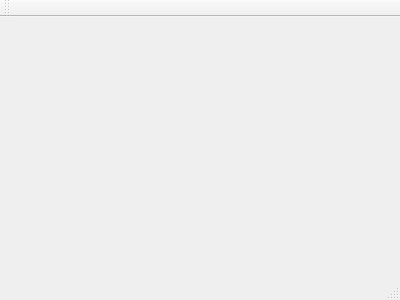
gdlulu/Image_storage, file mainwindow.ui: the form before one commit.
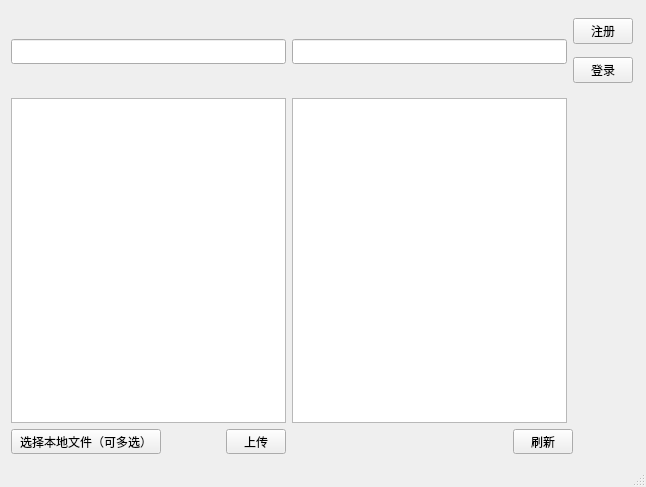
The form after the commit.

Commit message: 初步设计完客户端界面结构（qt设计师）

```diff
--- a/mainwindow.ui
+++ b/mainwindow.ui
@@ -1,24 +1,315 @@
 <ui version="4.0">
  <class>MainWindow</class>
- <widget class="QMainWindow" name="MainWindow" >
-  <property name="geometry" >
+ <widget class="QMainWindow" name="MainWindow">
+  <property name="geometry">
    <rect>
     <x>0</x>
     <y>0</y>
-    <width>400</width>
-    <height>300</height>
+    <width>646</width>
+    <height>487</height>
    </rect>
   </property>
   <property name="windowTitle" >
    <string>MainWindow</string>
   </property>
-  <widget class="QMenuBar" name="menuBar" />
-  <widget class="QToolBar" name="mainToolBar" />
-  <widget class="QWidget" name="centralWidget" />
-  <widget class="QStatusBar" name="statusBar" />
+  <widget class="QWidget" name="centralWidget">
+   <layout class="QGridLayout" name="gridLayout">
+    <item row="0" column="0">
+     <layout class="QVBoxLayout" name="verticalLayout">
+      <item>
+       <spacer name="verticalSpacer">
+        <property name="orientation">
+         <enum>Qt::Vertical</enum>
+        </property>
+        <property name="sizeHint" stdset="0">
+         <size>
+          <width>20</width>
+          <height>40</height>
+         </size>
+        </property>
+       </spacer>
+      </item>
+      <item>
+       <widget class="QLineEdit" name="lineEdit">
+        <property name="minimumSize">
+         <size>
+          <width>275</width>
+          <height>25</height>
+         </size>
+        </property>
+        <property name="maximumSize">
+         <size>
+          <width>275</width>
+          <height>25</height>
+         </size>
+        </property>
+        <property name="focusPolicy">
+         <enum>Qt::StrongFocus</enum>
+        </property>
+       </widget>
+      </item>
+      <item>
+       <spacer name="verticalSpacer_2">
+        <property name="orientation">
+         <enum>Qt::Vertical</enum>
+        </property>
+        <property name="sizeHint" stdset="0">
+         <size>
+          <width>20</width>
+          <height>40</height>
+         </size>
+        </property>
+       </spacer>
+      </item>
+     </layout>
+    </item>
+    <item row="0" column="1">
+     <layout class="QVBoxLayout" name="verticalLayout_2">
+      <item>
+       <spacer name="verticalSpacer_4">
+        <property name="orientation">
+         <enum>Qt::Vertical</enum>
+        </property>
+        <property name="sizeHint" stdset="0">
+         <size>
+          <width>20</width>
+          <height>40</height>
+         </size>
+        </property>
+       </spacer>
+      </item>
+      <item>
+       <widget class="QLineEdit" name="lineEdit_2">
+        <property name="minimumSize">
+         <size>
+          <width>275</width>
+          <height>25</height>
+         </size>
+        </property>
+        <property name="maximumSize">
+         <size>
+          <width>275</width>
+          <height>25</height>
+         </size>
+        </property>
+       </widget>
+      </item>
+      <item>
+       <spacer name="verticalSpacer_3">
+        <property name="orientation">
+         <enum>Qt::Vertical</enum>
+        </property>
+        <property name="sizeHint" stdset="0">
+         <size>
+          <width>20</width>
+          <height>40</height>
+         </size>
+        </property>
+       </spacer>
+      </item>
+     </layout>
+    </item>
+    <item row="0" column="2" colspan="2">
+     <layout class="QVBoxLayout" name="verticalLayout_3">
+      <item>
+       <widget class="QPushButton" name="pushButton">
+        <property name="minimumSize">
+         <size>
+          <width>0</width>
+          <height>25</height>
+         </size>
+        </property>
+        <property name="maximumSize">
+         <size>
+          <width>60</width>
+          <height>16777215</height>
+         </size>
+        </property>
+        <property name="text">
+         <string>注册</string>
+        </property>
+       </widget>
+      </item>
+      <item>
+       <widget class="QPushButton" name="pushButton_2">
+        <property name="minimumSize">
+         <size>
+          <width>0</width>
+          <height>25</height>
+         </size>
+        </property>
+        <property name="maximumSize">
+         <size>
+          <width>60</width>
+          <height>16777215</height>
+         </size>
+        </property>
+        <property name="text">
+         <string>登录</string>
+        </property>
+       </widget>
+      </item>
+     </layout>
+    </item>
+    <item row="1" column="0">
+     <layout class="QVBoxLayout" name="verticalLayout_4">
+      <item>
+       <widget class="QListWidget" name="listWidget">
+        <property name="minimumSize">
+         <size>
+          <width>275</width>
+          <height>325</height>
+         </size>
+        </property>
+        <property name="maximumSize">
+         <size>
+          <width>275</width>
+          <height>325</height>
+         </size>
+        </property>
+       </widget>
+      </item>
+      <item>
+       <layout class="QHBoxLayout" name="horizontalLayout">
+        <item>
+         <widget class="QPushButton" name="pushButton_3">
+          <property name="minimumSize">
+           <size>
+            <width>150</width>
+            <height>25</height>
+           </size>
+          </property>
+          <property name="maximumSize">
+           <size>
+            <width>150</width>
+            <height>25</height>
+           </size>
+          </property>
+          <property name="text">
+           <string>选择本地文件（可多选）</string>
+          </property>
+         </widget>
+        </item>
+        <item>
+         <spacer name="horizontalSpacer">
+          <property name="orientation">
+           <enum>Qt::Horizontal</enum>
+          </property>
+          <property name="sizeHint" stdset="0">
+           <size>
+            <width>40</width>
+            <height>20</height>
+           </size>
+          </property>
+         </spacer>
+        </item>
+        <item>
+         <widget class="QPushButton" name="pushButton_4">
+          <property name="minimumSize">
+           <size>
+            <width>60</width>
+            <height>25</height>
+           </size>
+          </property>
+          <property name="maximumSize">
+           <size>
+            <width>60</width>
+            <height>25</height>
+           </size>
+          </property>
+          <property name="text">
+           <string>上传</string>
+          </property>
+         </widget>
+        </item>
+       </layout>
+      </item>
+     </layout>
+    </item>
+    <item row="1" column="1" colspan="2">
+     <layout class="QVBoxLayout" name="verticalLayout_5">
+      <item>
+       <widget class="QListWidget" name="listWidget_2">
+        <property name="minimumSize">
+         <size>
+          <width>275</width>
+          <height>325</height>
+         </size>
+        </property>
+        <property name="maximumSize">
+         <size>
+          <width>275</width>
+          <height>325</height>
+         </size>
+        </property>
+       </widget>
+      </item>
+      <item>
+       <layout class="QHBoxLayout" name="horizontalLayout_2">
+        <item>
+         <spacer name="horizontalSpacer_2">
+          <property name="orientation">
+           <enum>Qt::Horizontal</enum>
+          </property>
+          <property name="sizeHint" stdset="0">
+           <size>
+            <width>40</width>
+            <height>20</height>
+           </size>
+          </property>
+         </spacer>
+        </item>
+        <item>
+         <widget class="QPushButton" name="pushButton_5">
+          <property name="minimumSize">
+           <size>
+            <width>60</width>
+            <height>25</height>
+           </size>
+          </property>
+          <property name="maximumSize">
+           <size>
+            <width>60</width>
+            <height>25</height>
+           </size>
+          </property>
+          <property name="text">
+           <string>刷新</string>
+          </property>
+         </widget>
+        </item>
+       </layout>
+      </item>
+     </layout>
+    </item>
+    <item row="1" column="3">
+     <spacer name="horizontalSpacer_3">
+      <property name="orientation">
+       <enum>Qt::Horizontal</enum>
+      </property>
+      <property name="sizeHint" stdset="0">
+       <size>
+        <width>53</width>
+        <height>20</height>
+       </size>
+      </property>
+     </spacer>
+    </item>
+   </layout>
+  </widget>
+  <widget class="QMenuBar" name="menuBar">
+   <property name="geometry">
+    <rect>
+     <x>0</x>
+     <y>0</y>
+     <width>646</width>
+     <height>23</height>
+    </rect>
+   </property>
+  </widget>
+  <widget class="QStatusBar" name="statusBar"/>
  </widget>
- <layoutDefault spacing="6" margin="11" />
- <pixmapfunction></pixmapfunction>
+ <layoutdefault spacing="6" margin="11"/>
  <resources/>
  <connections/>
 </ui>
```
Left out of the diff: 3 changed lines with no effect on the pictures.
